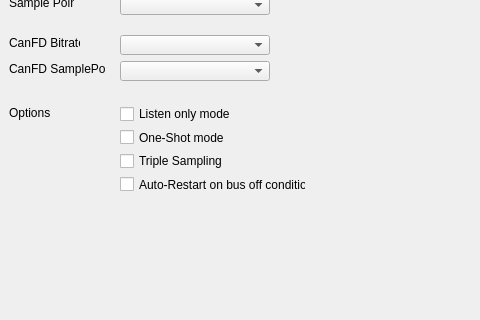
Before: the Qt Designer form src/driver/GenericCanSetupPage.ui in HubertD/cangaroo, drawn with Qt 5; both pictures show x 0 to 480 and y 115 to 435 of the 795 by 633 pixel window.
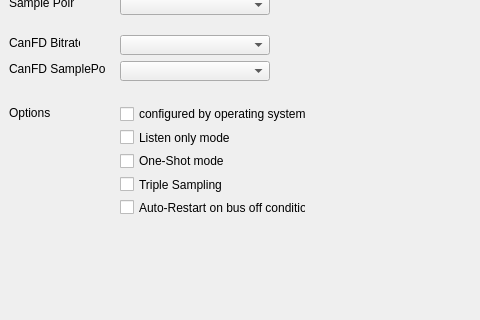
After: the same form once the commit is applied.

Commit message: add configured-by-OS option to generic setup dlg

```diff
--- a/src/driver/GenericCanSetupPage.ui
+++ b/src/driver/GenericCanSetupPage.ui
@@ -202,10 +202,17 @@
      <x>120</x>
      <y>220</y>
      <width>186</width>
-     <height>88</height>
+     <height>111</height>
     </rect>
    </property>
-   <layout class="QVBoxLayout" name="verticalLayout_2">
+   <layout class="QVBoxLayout" name="vbOptions">
+    <item>
+     <widget class="QCheckBox" name="cbConfigOS">
+      <property name="text">
+       <string>configured by operating system</string>
+      </property>
+     </widget>
+    </item>
     <item>
      <widget class="QCheckBox" name="cbListenOnly">
       <property name="text">
```
The commit also changes 4 other files.
